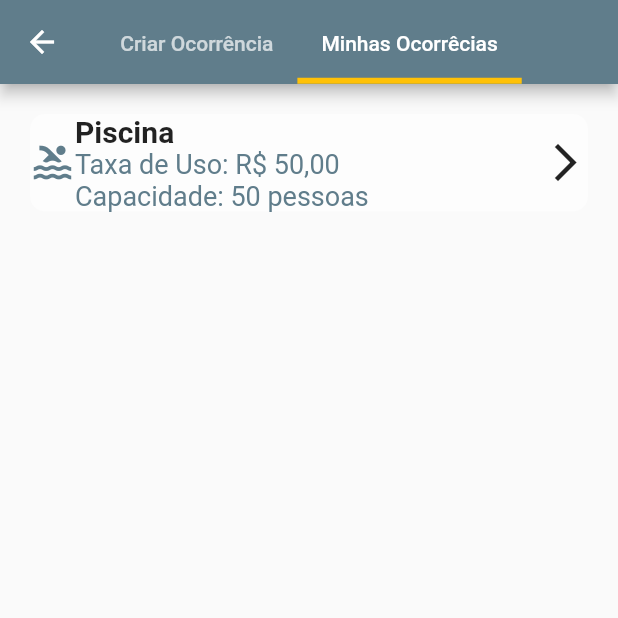
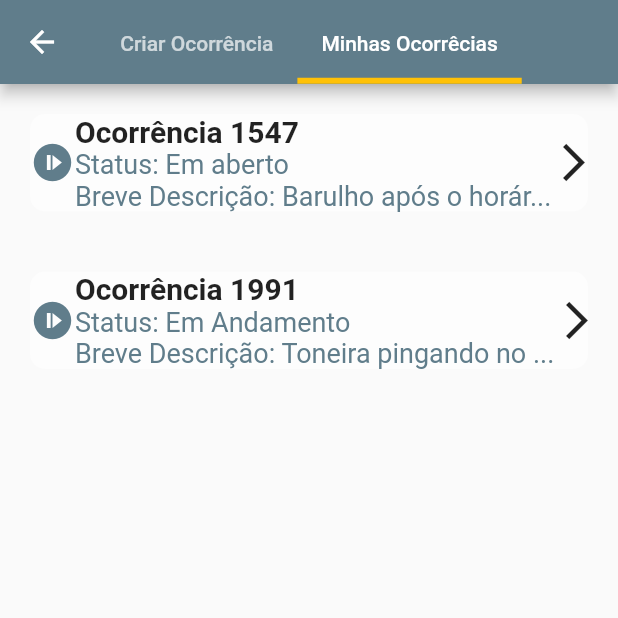
Before and after one commit to GuiLisboa/moradas_flutter, a Flutter app: the TicketPage screen opened directly, tab 2 chosen, on a phone screen of 412 x 824 dp, the top half of it. Run offline on Flutter 3.47's test engine with Material 2 defaults, Android fonts, the phone set to English and light mode, and no system bars.

Commit message:
page Tickets

```diff
--- /dev/null
+++ b/lib/features/components/title_card_ticket_widget.dart
@@ -0,0 +1,81 @@
+import 'package:flutter/material.dart';
+import '../../constants.dart';
+
+class TitleCardTicketWidget extends StatelessWidget {
+  final IconData leftIcon;
+  final Color iconColor;
+  final String title;
+  final String ticketdescription;
+  //final DateTime date;
+  final String status;
+
+  const TitleCardTicketWidget({
+    super.key,
+    required this.leftIcon,
+    required this.iconColor,
+    required this.title,
+    required this.ticketdescription,
+    //required this.date,
+    required this.status,
+  });
+
+  @override
+  Widget build(BuildContext context) {
+    return Container(
+      margin: const EdgeInsets.all(20),
+      decoration: BoxDecoration(
+          borderRadius: BorderRadius.circular(10), color: Colors.white54),
+      child: Column(
+        children: [
+          Row(
+            children: [
+              Column(
+                crossAxisAlignment: CrossAxisAlignment.start,
+                children: [
+                  Icon(
+                    leftIcon,
+                    color: iconColor,
+                    size: 30,
+                  ),
+                ],
+              ),
+              Column(
+                crossAxisAlignment: CrossAxisAlignment.start,
+                children: [
+                  Text(
+                    title,
+                    style: const TextStyle(
+                        fontSize: 20, fontWeight: FontWeight.bold),
+                  ),
+                  Text(
+                    status,
+                    style: const TextStyle(
+                        fontSize: 18, color: Color(colorBlueSimple)),
+                  ),
+                  Text(
+                    ticketdescription,
+                    style: const TextStyle(
+                      fontSize: 18,
+                      color: Color(colorBlueSimple),
+                    ),
+                  ),
+                ],
+              ),
+              Expanded(
+                child: Column(
+                  crossAxisAlignment: CrossAxisAlignment.end,
+                  children: [
+                    Icon(
+                      Icons.arrow_forward_ios,
+                      size: 30,
+                    ),
+                  ],
+                ),
+              )
+            ],
+          ),
+        ],
+      ),
+    );
+  }
+}
--- /dev/null
+++ b/lib/features/document/document_page.dart
@@ -0,0 +1,12 @@
+import 'package:flutter/material.dart';
+
+class DocumentPage extends StatelessWidget {
+  const DocumentPage({super.key});
+
+  @override
+  Widget build(BuildContext context) {
+    return Container(
+      child: Text('DocumentPage'),
+    );
+  }
+}
--- a/lib/features/homePage/home_page.dart
+++ b/lib/features/homePage/home_page.dart
@@ -1,6 +1,7 @@
 import 'package:flutter/material.dart';
 import 'package:moradas/constants.dart';
 import 'package:moradas/features/components/drawer_widget.dart';
+import 'package:moradas/features/document/document_page.dart';
 import 'package:moradas/features/reserve/reserve_page.dart';
 import 'package:moradas/features/ticket/ticket_page.dart';
 
@@ -19,8 +20,7 @@ class _HomePageState extends State<HomePage> {
     Initialpage(),
     ReservePage(),
     TicketPage(),
-    const Text('Index 3: Documentos'),
-    const Text('Index 4: Prestação de Contas'),
+    DocumentPage()
   ];
 
   void _onItemTapped(int index) {
--- a/lib/features/ticket/ticket_page.dart
+++ b/lib/features/ticket/ticket_page.dart
@@ -1,6 +1,7 @@
 import 'package:flutter/material.dart';
 import 'package:moradas/constants.dart';
 import 'package:moradas/features/components/title_card_reserve_widget.dart';
+import 'package:moradas/features/components/title_card_ticket_widget.dart';
 
 class TicketPage extends StatefulWidget {
   const TicketPage({super.key});
@@ -61,12 +62,18 @@ class _TicketPageState extends State<TicketPage>
         ),
         ListView(
           children: <Widget>[
-            TitleCardReserveWidget(
-                leftIcon: Icons.pool,
+            TitleCardTicketWidget(
+                leftIcon: Icons.not_started,
                 iconColor: Color(colorBlueSimple),
-                title: 'Piscina',
-                usageFee: 'Taxa de Uso: R\$ 50,00',
-                capacity: 'Capacidade: 50 pessoas'),
+                title: 'Ocorrência 1547',
+                status: 'Status: Em aberto',
+                ticketdescription: 'Breve Descrição: Barulho após o horár...'),
+            TitleCardTicketWidget(
+                leftIcon: Icons.not_started,
+                iconColor: Color(colorBlueSimple),
+                title: 'Ocorrência 1991',
+                status: 'Status: Em Andamento',
+                ticketdescription: 'Breve Descrição: Toneira pingando no ...'),
           ],
         ),
       ]),
```
